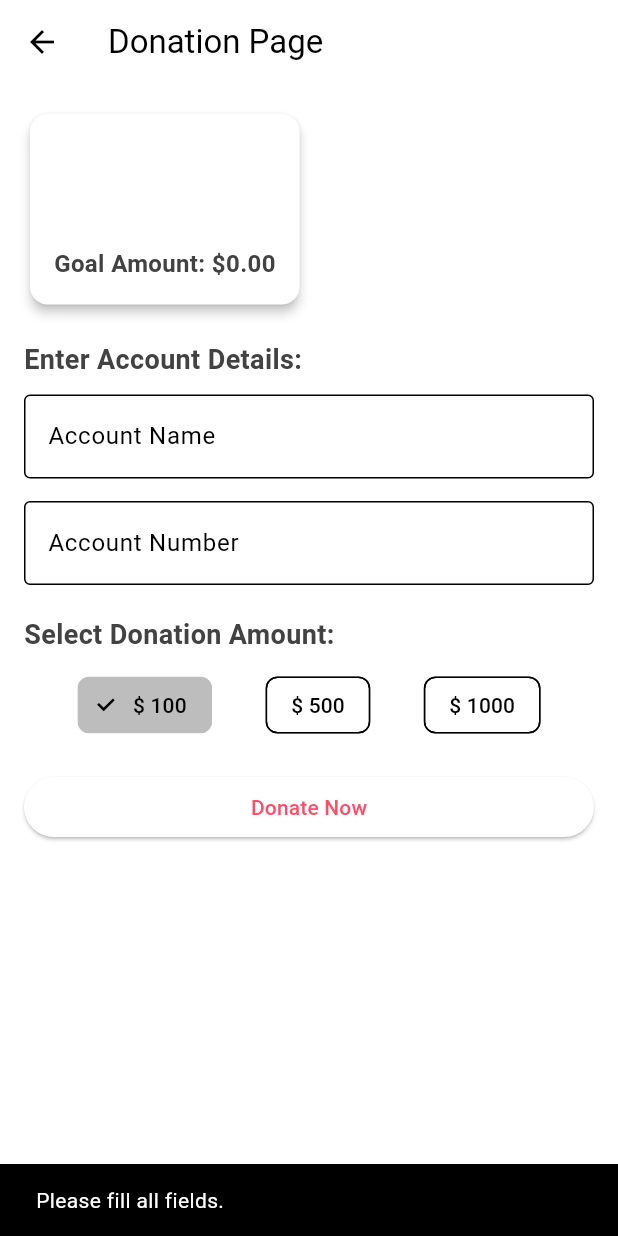
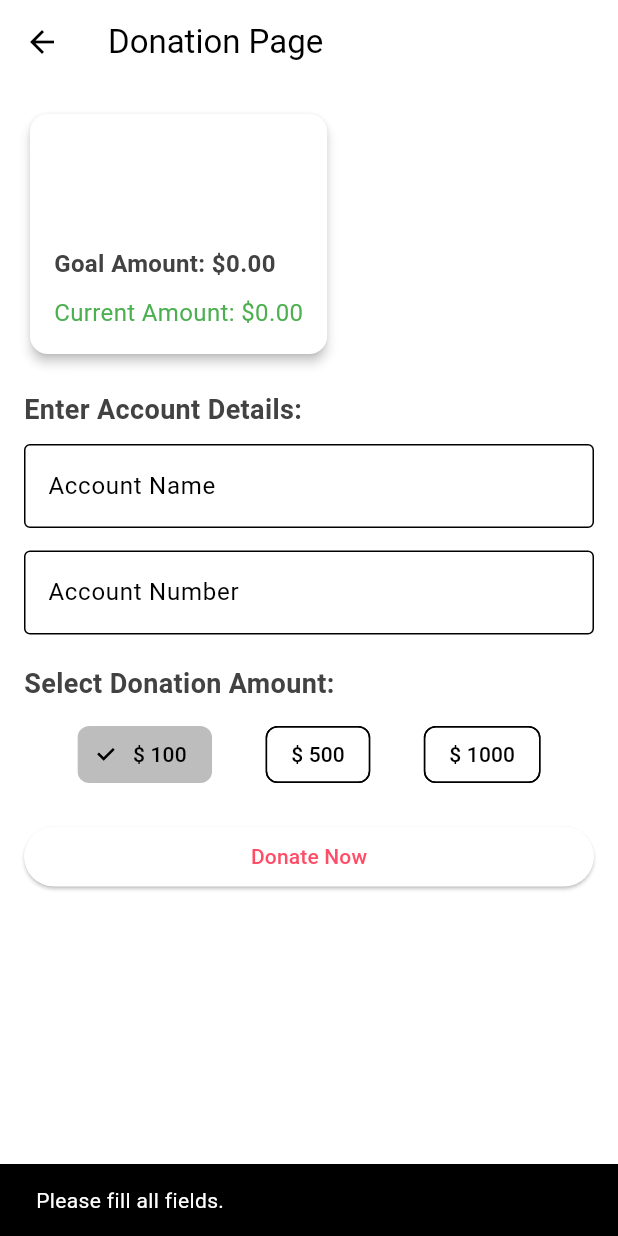
Before and after one commit to sujanae/fund_app, a Flutter app: the PaymentPage screen opened directly with empty values, after a tap on "Donate Now", on a phone screen of 412 x 824 dp. Run offline on Flutter 3.47's test engine with Material 3 defaults, Android fonts, the light colour scheme and no system bars; our stand-ins replace smooth_page_indicator, supabase_flutter; accounts and stored records are empty.

Commit message:
done donation update

```diff
--- a/lib/pages/donation_page/payment_page.dart
+++ b/lib/pages/donation_page/payment_page.dart
@@ -1,11 +1,13 @@
 import 'package:flutter/material.dart';
 import 'package:flutter/services.dart';
+import 'package:supabase_flutter/supabase_flutter.dart';
 
 class PaymentPage extends StatefulWidget {
   final String campaignId;
   final String campaignTitle;
   final String campaignDescription;
   final double campaignGoalAmount;
+  final double currentAmount;
   final ValueChanged<int> onDonationComplete;
 
   const PaymentPage({
@@ -13,6 +15,7 @@ class PaymentPage extends StatefulWidget {
     required this.campaignTitle,
     required this.campaignDescription,
     required this.campaignGoalAmount,
+    required this.currentAmount,
     required this.onDonationComplete,
     super.key,
   });
@@ -42,6 +45,7 @@ class _PaymentPageState extends State<PaymentPage> {
     return formatted;
   }
 
+  // Complete donation and update Supabase tables
   void completeDonation() async {
     if (accountNameController.text.isEmpty ||
         accountNumberController.text.isEmpty) {
@@ -55,15 +59,55 @@ class _PaymentPageState extends State<PaymentPage> {
       isLoading = true;
     });
 
-    // Simulate payment processing delay
-    await Future.delayed(const Duration(seconds: 2));
+    try {
+      // Get Supabase client
+      final supabase = Supabase.instance.client;
 
-    setState(() {
-      isLoading = false;
-    });
+      // Step 1: Update `campaigns` table to increment `current_amount`
+      final updatedAmount = widget.currentAmount + selectedAmount;
+      final campaignUpdateResponse = await supabase
+          .from('campaigns')
+          .update({'current_amount': updatedAmount}).eq(
+              'campaign_id', widget.campaignId);
 
-    widget.onDonationComplete(selectedAmount);
-    Navigator.pop(context); // Navigate back after donation
+      if (campaignUpdateResponse.error != null) {
+        throw Exception(campaignUpdateResponse.error!.message);
+      }
+
+      // Step 2: Insert donation into `Donations` table
+      final donationInsertResponse = await supabase.from('Donations').insert({
+        'donation_id': DateTime.now().millisecondsSinceEpoch.toString(),
+        'campaign_id': widget.campaignId,
+        'donar_email': 'donar@example.com', // Replace with actual user email
+        'amount': selectedAmount,
+        'created_at': DateTime.now().toIso8601String(),
+      });
+      if (donationInsertResponse.error != null) {
+        print("Insert failed: ${donationInsertResponse.error!.message}");
+      } else {
+        print("Insert successful!");
+      }
+
+      if (donationInsertResponse.error != null) {
+        throw Exception(donationInsertResponse.error!.message);
+      }
+
+      // Success: Notify parent widget and pop page
+      widget.onDonationComplete(selectedAmount);
+      Navigator.pop(context);
+      ScaffoldMessenger.of(context).showSnackBar(
+        const SnackBar(content: Text("Donation successful!")),
+      );
+    } catch (e) {
+      print(e);
+      ScaffoldMessenger.of(context).showSnackBar(
+        SnackBar(content: Text("Error processing donation: $e")),
+      );
+    } finally {
+      setState(() {
+        isLoading = false;
+      });
+    }
   }
 
   @override
@@ -107,6 +151,14 @@ class _PaymentPageState extends State<PaymentPage> {
                         style: const TextStyle(
                           fontSize: 16,
                           fontWeight: FontWeight.w600,
+                        ),
+                      ),
+                      const SizedBox(height: 10),
+                      Text(
+                        "Current Amount: \$${widget.currentAmount.toStringAsFixed(2)}",
+                        style: const TextStyle(
+                          fontSize: 16,
+                          color: Colors.green,
                         ),
                       ),
                     ],
--- a/lib/pages/widgets/campaign_widget.dart
+++ b/lib/pages/widgets/campaign_widget.dart
@@ -90,6 +90,7 @@ class _CampaignWidgetState extends State<CampaignWidget> {
                         onDonationComplete: (amount) {
                           updateProgress(amount);
                         },
+                        currentAmount: currentAmount,
                       ),
                     ),
                   );
```
